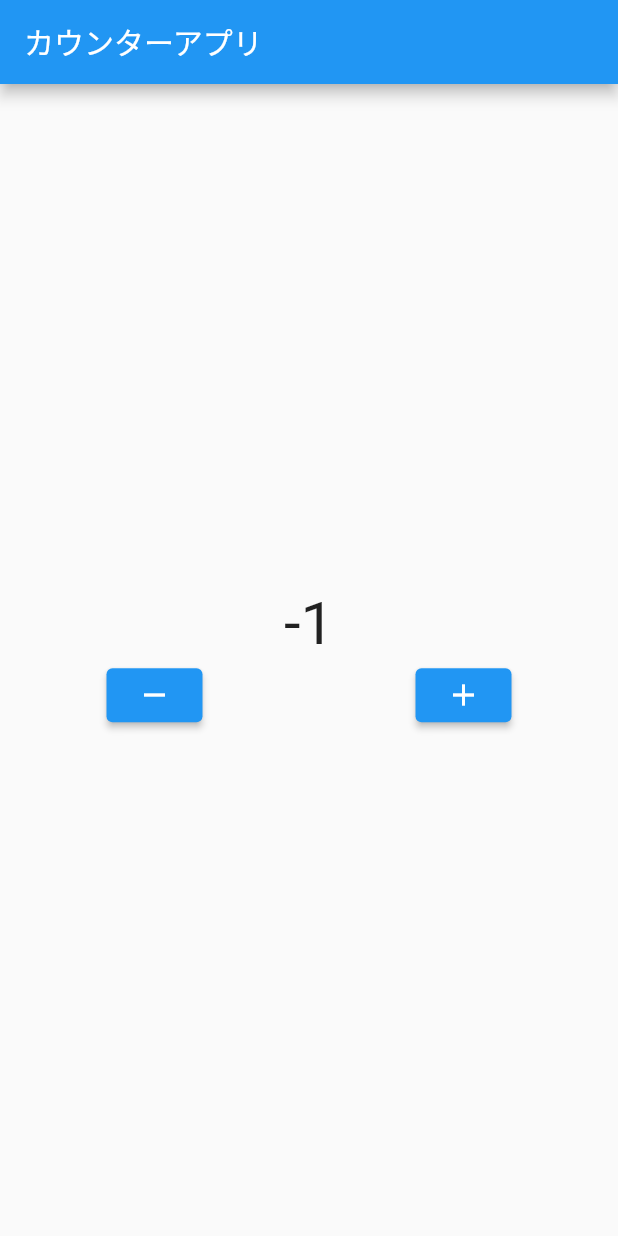
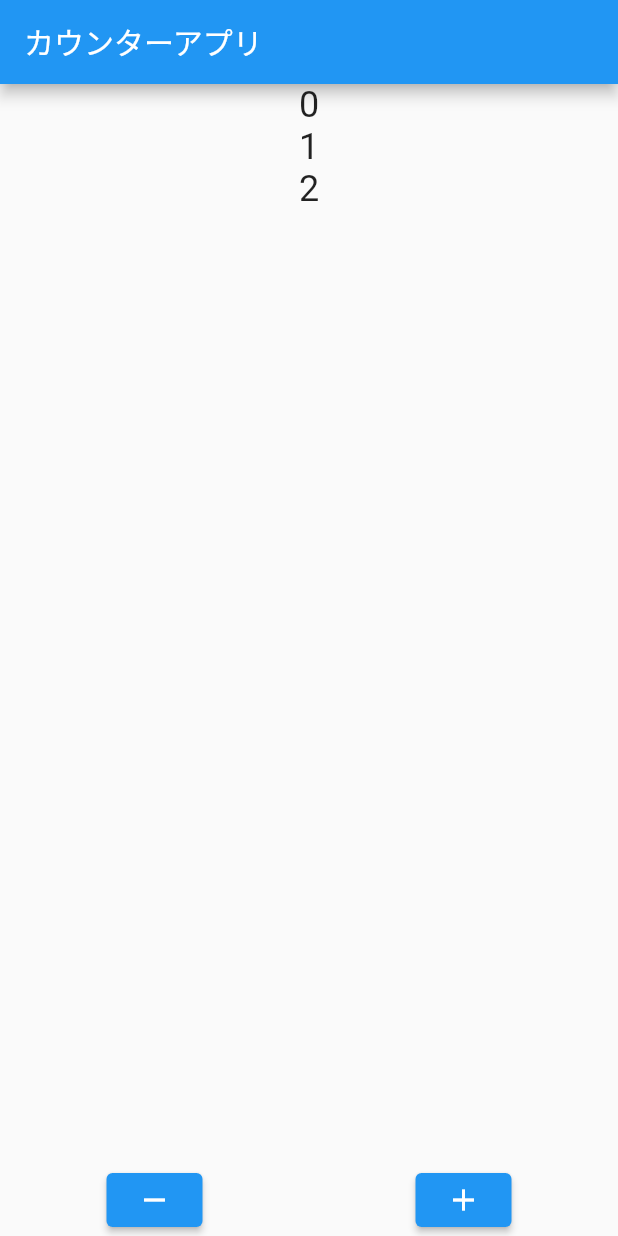
Before and after one commit to shunking-tech/kyouzai_counter, a Flutter app: the screen it shows after launch, after a tap on the "remove" icon, on a phone screen of 412 x 824 dp. Run offline on Flutter 3.47's test engine with Material 2 defaults, Android fonts, the phone set to English and light mode, and no system bars.

```diff
--- a/lib/main.dart
+++ b/lib/main.dart
@@ -23,7 +23,7 @@ class Home extends StatefulWidget {
 }
 
 class _HomeState extends State<Home> {
-  int count = 0;
+  List list = [0, 1, 2];
 
   @override
   Widget build(BuildContext context) {
@@ -34,24 +34,32 @@ class _HomeState extends State<Home> {
       body: Column(
         mainAxisAlignment: MainAxisAlignment.center,
         children: [
-          Text(count.toString(), style: TextStyle(fontSize: 40),),
+          Expanded(
+            child: ListView.builder(
+              itemCount: list.length,
+              itemBuilder: (context, index) {
+                return Center(
+                  child: Text(
+                    list[index].toString(),
+                    style: TextStyle(fontSize: 24),
+                  ),
+                );
+              },
+            ),
+          ),
           Row(
             mainAxisAlignment: MainAxisAlignment.spaceAround,
             children: [
               ElevatedButton(
                 child: Icon(Icons.remove),
                 onPressed: () {
-                  setState(() {
-                    count-=1;
-                  });
+
                 },
               ),
               ElevatedButton(
                 child: Icon(Icons.add),
                 onPressed: () {
-                  setState(() {
-                    count+=1;
-                  });
+
                 },
               ),
             ],
```
